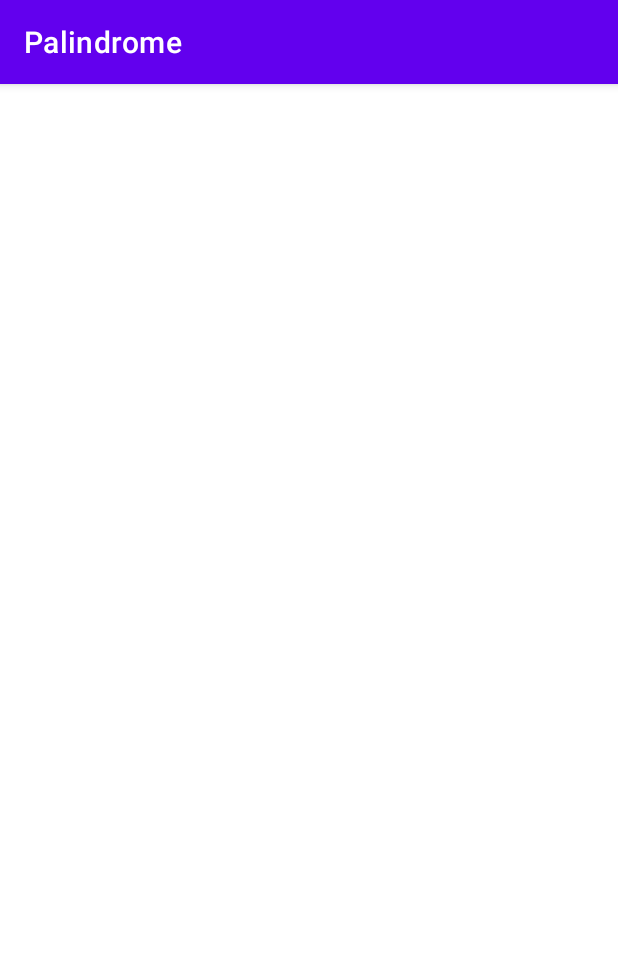
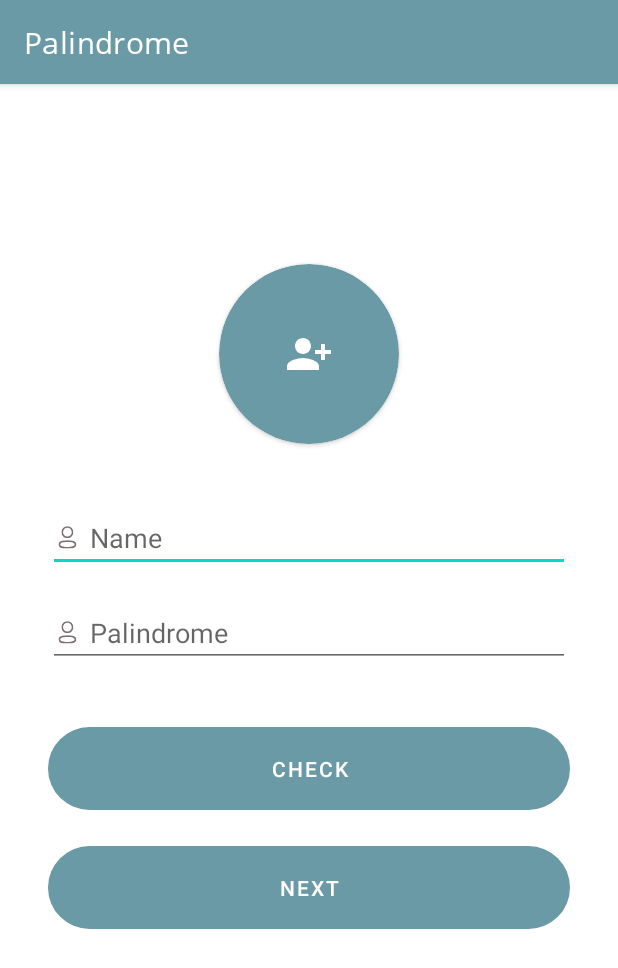
Before and after one commit to daffaya/Polindrome, an Android app: the screen it shows after launch (CheckActivity), on a phone screen of 412 x 824 dp. Shown: the top 968 px of the screen. Run offline under Robolectric (Android 15) with nearby library versions, the phone set to English and light mode, and no system bars.

Commit message:
Create Activity Check Xml. Add Font. Add Colors, dimens, and theme.

```diff
--- /dev/null
+++ b/app/src/main/res/drawable/bg_button_color.xml
@@ -0,0 +1,5 @@
+<?xml version="1.0" encoding="utf-8"?>
+<shape xmlns:android="http://schemas.android.com/apk/res/android">
+    <solid android:color="?attr/colorTextDark" />
+    <corners android:radius="@dimen/spacing_48" />
+</shape>
--- /dev/null
+++ b/app/src/main/res/drawable/ic_account.xml
@@ -0,0 +1,24 @@
+<vector xmlns:android="http://schemas.android.com/apk/res/android"
+    android:width="18dp"
+    android:height="18dp"
+    android:viewportWidth="18"
+    android:viewportHeight="18">
+    <group>
+        <clip-path
+            android:pathData="M3,10.872H14.88V16.403H3V10.872Z"
+            android:fillType="evenOdd" />
+        <path
+            android:pathData="M8.941,11.997C5.745,11.997 4.125,12.546 4.125,13.63C4.125,14.723 5.745,15.278 8.941,15.278C12.136,15.278 13.755,14.729 13.755,13.645C13.755,12.551 12.136,11.997 8.941,11.997ZM8.941,16.403C7.471,16.403 3,16.403 3,13.63C3,11.158 6.391,10.872 8.941,10.872C10.41,10.872 14.88,10.872 14.88,13.645C14.88,16.117 11.49,16.403 8.941,16.403Z"
+            android:fillColor="#7B6F72"
+            android:fillType="evenOdd" />
+    </group>
+    <group>
+        <clip-path
+            android:pathData="M4.958,1.5H12.922V9.464H4.958V1.5Z"
+            android:fillType="evenOdd" />
+        <path
+            android:pathData="M8.941,2.571C7.335,2.571 6.029,3.877 6.029,5.482C6.023,7.083 7.32,8.388 8.919,8.394L8.941,8.929V8.394C10.546,8.394 11.852,7.087 11.852,5.482C11.852,3.877 10.546,2.571 8.941,2.571ZM8.941,9.464H8.917C6.725,9.457 4.95,7.67 4.958,5.48C4.958,3.286 6.744,1.5 8.941,1.5C11.137,1.5 12.922,3.286 12.922,5.482C12.922,7.678 11.137,9.464 8.941,9.464Z"
+            android:fillColor="#7B6F72"
+            android:fillType="evenOdd" />
+    </group>
+</vector>
--- /dev/null
+++ b/app/src/main/res/drawable/ic_person_add.xml
@@ -0,0 +1,5 @@
+<vector android:height="24dp" android:tint="#000000"
+    android:viewportHeight="24" android:viewportWidth="24"
+    android:width="24dp" xmlns:android="http://schemas.android.com/apk/res/android">
+    <path android:fillColor="@android:color/white" android:pathData="M13,8c0,-2.21 -1.79,-4 -4,-4S5,5.79 5,8s1.79,4 4,4S13,10.21 13,8zM15,10v2h3v3h2v-3h3v-2h-3V7h-2v3H15zM1,18v2h16v-2c0,-2.66 -5.33,-4 -8,-4S1,15.34 1,18z"/>
+</vector>
--- a/app/src/main/res/layout/activity_check.xml
+++ b/app/src/main/res/layout/activity_check.xml
@@ -6,5 +6,84 @@
     android:layout_height="match_parent"
     tools:context=".ui.check.CheckActivity">
 
+    <androidx.cardview.widget.CardView
+        android:id="@+id/add_profile"
+        android:layout_width="@dimen/spacing_120"
+        android:layout_height="@dimen/spacing_120"
+        app:cardCornerRadius="128dp"
+        app:layout_constraintEnd_toEndOf="parent"
+        app:layout_constraintStart_toStartOf="parent"
+        app:layout_constraintTop_toTopOf="parent"
+        app:cardBackgroundColor="?attr/colorPrimary"
+        android:layout_marginTop="@dimen/spacing_120">
+
+        <ImageView
+            android:id="@+id/iv_profile_picture"
+            android:layout_width="@dimen/spacing_32"
+            android:layout_height="@dimen/spacing_32"
+            android:src="@drawable/ic_person_add"
+            android:layout_gravity="center"
+            android:contentDescription="@string/profile_picture"
+            app:tint="@color/white" />
+
+    </androidx.cardview.widget.CardView>
+
+    <EditText
+        android:id="@+id/et_name"
+        android:layout_width="match_parent"
+        android:layout_height="wrap_content"
+        android:layout_marginHorizontal="@dimen/spacing_32"
+        android:layout_marginTop="@dimen/spacing_40"
+        android:autofillHints="@string/name"
+        android:drawableStart="@drawable/ic_account"
+        android:drawablePadding="@dimen/spacing_6"
+        android:hint="@string/name"
+        app:layout_constraintEnd_toEndOf="parent"
+        app:layout_constraintStart_toStartOf="parent"
+        app:layout_constraintTop_toBottomOf="@id/add_profile"
+        android:inputType="text" />
+
+    <EditText
+        android:id="@+id/et_palindrome"
+        android:layout_width="match_parent"
+        android:layout_height="wrap_content"
+        android:layout_marginHorizontal="@dimen/spacing_32"
+        android:layout_marginTop="@dimen/spacing_18"
+        android:autofillHints="@string/palindrome"
+        android:drawableStart="@drawable/ic_account"
+        android:drawablePadding="@dimen/spacing_6"
+        android:hint="@string/palindrome"
+        app:layout_constraintEnd_toEndOf="parent"
+        app:layout_constraintStart_toStartOf="parent"
+        app:layout_constraintTop_toBottomOf="@id/et_name"
+        android:inputType="text" />
+
+    <Button
+        android:id="@+id/btn_check"
+        android:layout_width="match_parent"
+        android:layout_height="wrap_content"
+        android:layout_marginHorizontal="@dimen/spacing_32"
+        android:layout_marginTop="@dimen/spacing_40"
+        android:padding="@dimen/spacing_12"
+        android:textColor="@color/white"
+        android:text="@string/check"
+        android:background="@drawable/bg_button_color"
+        app:layout_constraintEnd_toEndOf="parent"
+        app:layout_constraintStart_toStartOf="parent"
+        app:layout_constraintTop_toBottomOf="@+id/et_palindrome" />
+
+    <Button
+        android:id="@+id/btn_next"
+        android:layout_width="match_parent"
+        android:layout_height="wrap_content"
+        android:layout_marginHorizontal="@dimen/spacing_32"
+        android:layout_marginTop="@dimen/spacing_24"
+        android:padding="@dimen/spacing_12"
+        android:textColor="@color/white"
+        android:text="@string/next"
+        android:background="@drawable/bg_button_color"
+        app:layout_constraintEnd_toEndOf="parent"
+        app:layout_constraintStart_toStartOf="parent"
+        app:layout_constraintTop_toBottomOf="@+id/btn_check" />
 
 </androidx.constraintlayout.widget.ConstraintLayout>
--- a/app/src/main/res/values/colors.xml
+++ b/app/src/main/res/values/colors.xml
@@ -7,4 +7,27 @@
     <color name="teal_700">#FF018786</color>
     <color name="black">#FF000000</color>
     <color name="white">#FFFFFFFF</color>
+
+    <color name="colorPrimary">@color/green_700</color>
+    <color name="transparent_green">#dfe5e9</color>
+    <color name="transparent_green_background">#D8F9EC</color>
+    <color name="colorPrimaryVariant">@color/green_500</color>
+    <color name="green_500">#a8c2cc</color>
+    <color name="green_700">#6A9AA5</color>
+    <color name="dark_green">#346470</color>
+
+    <!-- Palindrome Color Palette -->
+    <color name="light_green">#82DBB9</color>
+    <color name="pastel_orange">#FF966E</color>
+    <color name="blue">#3E85F3</color>
+    <color name="yellow">#FFCE46</color>
+    <color name="pink">#E27BF5</color>
+    <color name="purple">#7C5EF1</color>
+    <color name="gray">#BDBDBD</color>
+    <color name="gray_background">#2F2F2F</color>
+    <color name="dark_gray">#212121</color>
+    <color name="white_mode">#FDFFFD</color>
+    <color name="light_background">#F4F8FB</color>
+
+    <attr name="colorTextDark" format="color" />
 </resources>
--- a/app/src/main/res/values/dimens.xml
+++ b/app/src/main/res/values/dimens.xml
@@ -41,4 +41,5 @@
     <dimen name="text_size_32">32sp</dimen>
 
     <dimen name="fab_margin">16dp</dimen>
+    <dimen name="spacing_120">120dp</dimen>
 </resources>
--- a/app/src/main/res/values/strings.xml
+++ b/app/src/main/res/values/strings.xml
@@ -1,3 +1,8 @@
 <resources>
     <string name="app_name">Palindrome</string>
+    <string name="profile_picture">Profile Picture</string>
+    <string name="name">Name</string>
+    <string name="palindrome">Palindrome</string>
+    <string name="check">Check</string>
+    <string name="next">Next</string>
 </resources>
--- a/app/src/main/res/values/themes.xml
+++ b/app/src/main/res/values/themes.xml
@@ -2,15 +2,22 @@
     <!-- Base application theme. -->
     <style name="Theme.Palindrome" parent="Theme.MaterialComponents.DayNight.DarkActionBar">
         <!-- Primary brand color. -->
-        <item name="colorPrimary">@color/purple_500</item>
-        <item name="colorPrimaryVariant">@color/purple_700</item>
+        <item name="colorPrimary">@color/colorPrimary</item>
+        <item name="colorPrimaryVariant">@color/colorPrimaryVariant</item>
         <item name="colorOnPrimary">@color/white</item>
         <!-- Secondary brand color. -->
         <item name="colorSecondary">@color/teal_200</item>
         <item name="colorSecondaryVariant">@color/teal_700</item>
-        <item name="colorOnSecondary">@color/black</item>
+        <item name="colorOnSecondary">@color/dark_gray</item>
         <!-- Status bar color. -->
         <item name="android:statusBarColor">?attr/colorPrimaryVariant</item>
-        <!-- Customize your theme here. -->
+        <!-- Default Font Family -->
+        <item name="android:textViewStyle">@style/OpenSansStyle</item>
+        <!-- Background Color -->
+        <item name="backgroundColor">@color/white_mode</item>
+    </style>
+
+    <style name="OpenSansStyle">
+        <item name="android:fontFamily">@font/opensans_regular</item>
     </style>
 </resources>
```
Also changed, not shown: app/src/main/res/font/opensans_bold.ttf (added), app/src/main/res/font/opensans_bold_italic.ttf (added), app/src/main/res/font/opensans_extra_bold.ttf (added), app/src/main/res/font/opensans_extrabold_italic.ttf (added), app/src/main/res/font/opensans_italic.ttf (added), app/src/main/res/font/opensans_light.ttf (added), app/src/main/res/font/opensans_light_italic.ttf (added), app/src/main/res/font/opensans_regular.ttf (added), app/src/main/res/font/opensans_semi_bold.ttf (added), app/src/main/res/font/opensans_semi_bold_italic.ttf (added).
